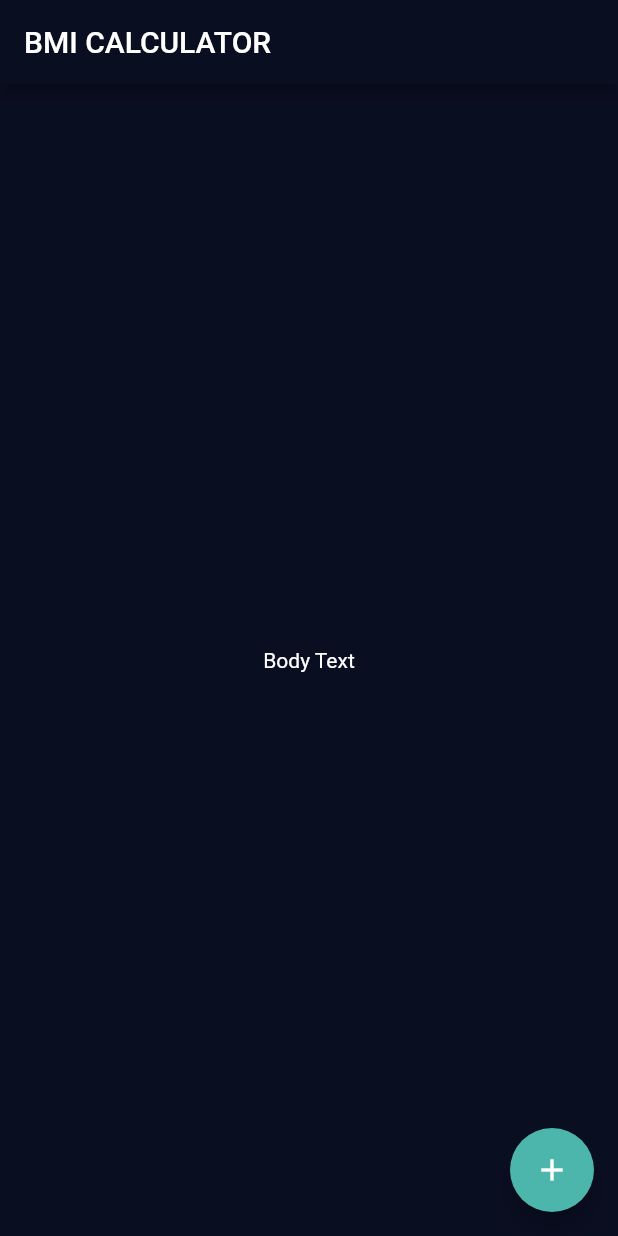
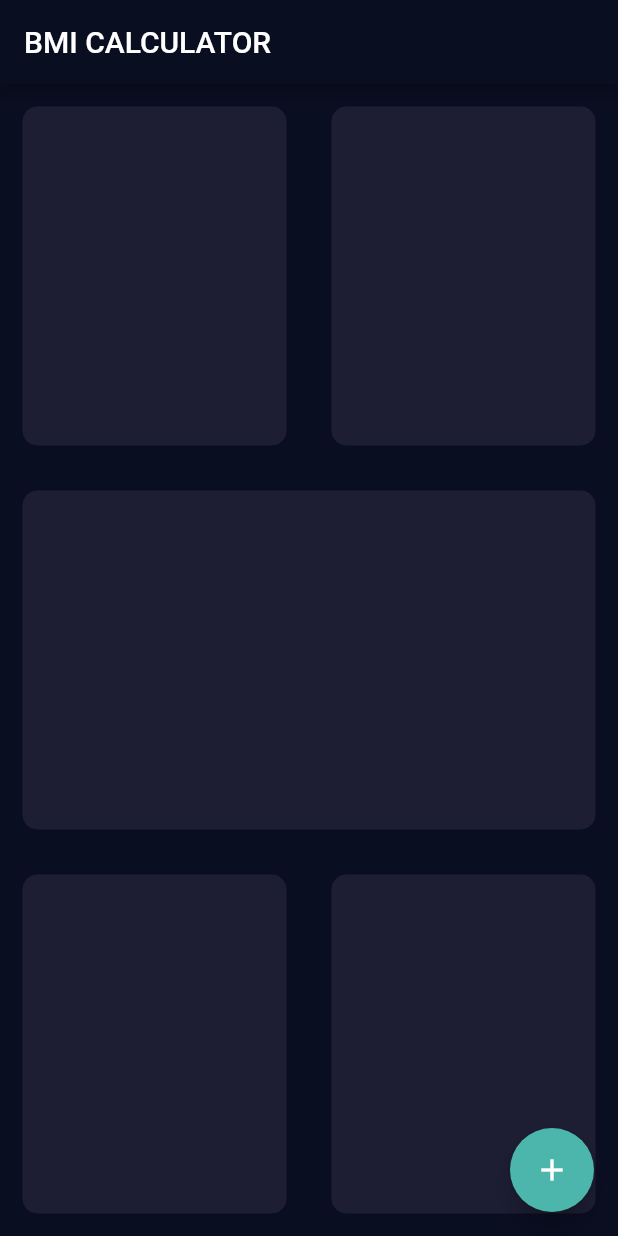
Before and after one commit to alriyadsouza/bmi_calculator, a Flutter app: the screen it shows after launch, on a phone screen of 412 x 824 dp. Run offline on Flutter 3.47's test engine with Material 2 defaults, Android fonts, the phone set to English and light mode, and no system bars.

Commit message:
made short

```diff
--- a/lib/input_page.dart
+++ b/lib/input_page.dart
@@ -1,4 +1,5 @@
 import 'package:flutter/material.dart';
+
 class InputPage extends StatefulWidget {
   @override
   _InputPageState createState() => _InputPageState();
@@ -11,8 +12,32 @@ class _InputPageState extends State<InputPage> {
       appBar: AppBar(
         title: const Text('BMI CALCULATOR'),
       ),
-      body: const Center(
-        child: Text('Body Text'),
+      body: Column(
+        children: [
+          Expanded(
+            child: Row(children: [
+              Expanded(
+                child: reusableCard(colour: Color(0xFF1D1E33),),
+              ),
+              Expanded(
+                child: reusableCard(colour: Color(0xFF1D1E33),),
+              ),
+            ]),
+          ),
+           Expanded(
+            child: reusableCard(colour: Color(0xFF1D1E33),),
+          ),
+          Expanded(
+            child: Row(children: [
+              Expanded(
+                child: reusableCard(colour: Color(0xFF1D1E33),),
+              ),
+              Expanded(
+                child: reusableCard(colour: Color(0xFF1D1E33),),
+              ),
+            ]),
+          ),
+        ],
       ),
       floatingActionButton: FloatingActionButton(
         onPressed: () {
@@ -23,3 +48,21 @@ class _InputPageState extends State<InputPage> {
     );
   }
 }
+
+class reusableCard extends StatelessWidget {
+
+  reusableCard({required this.colour});
+
+  Color colour;
+
+  @override
+  Widget build(BuildContext context) {
+    return Container(
+      margin: EdgeInsets.all(15.0),
+      decoration: BoxDecoration(
+        color: colour,
+        borderRadius: BorderRadius.circular(10.0),
+      ),
+    );
+  }
+}
```
